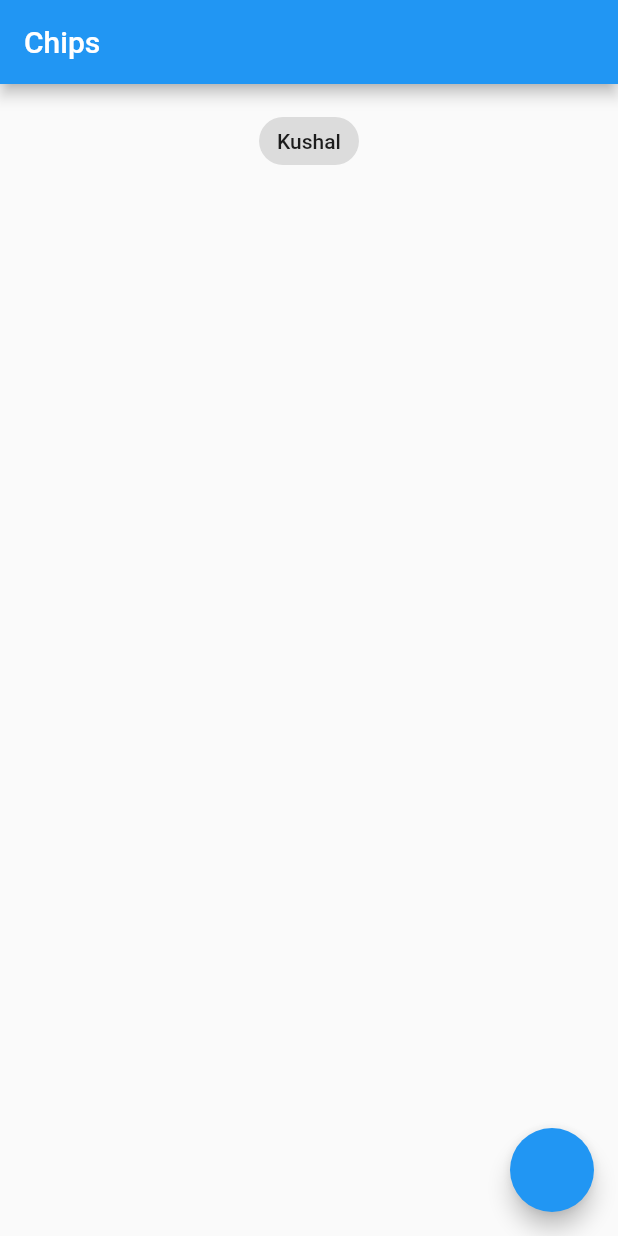
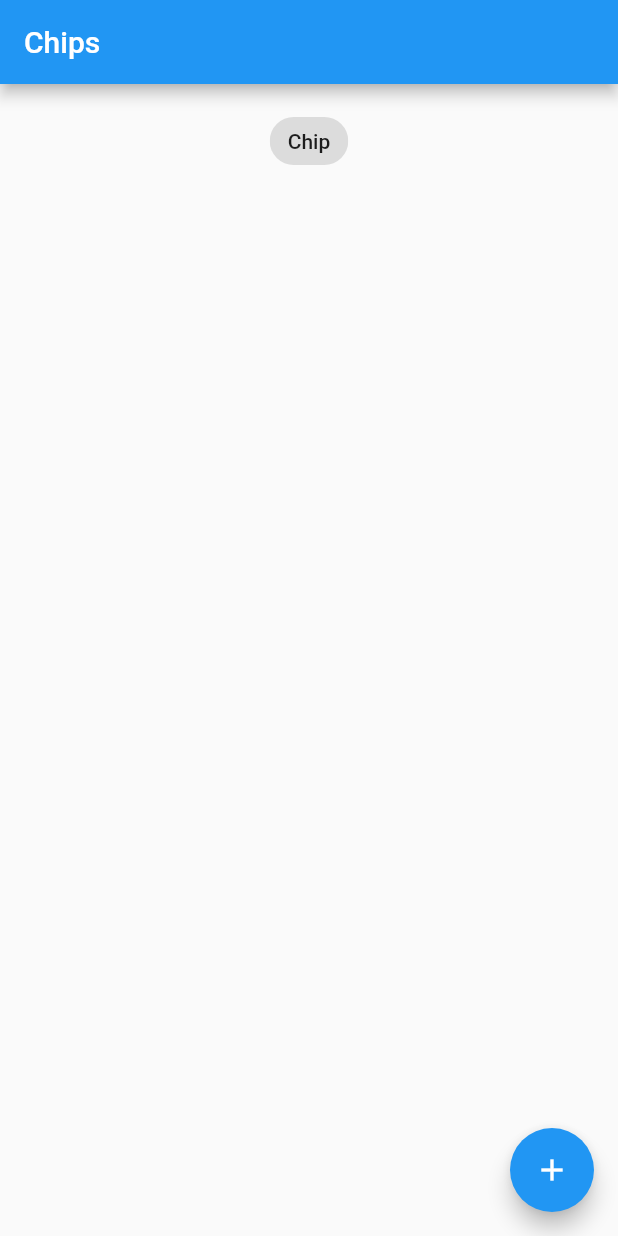
Before and after one commit to kushalgoel786/chips_and_wrap, a Flutter app: the screen it shows after launch, on a phone screen of 412 x 824 dp. Run offline on Flutter 3.47's test engine with Material 2 defaults, Android fonts, the phone set to English and light mode, and no system bars.

Commit message:
Update main.dart

```diff
--- a/lib/main.dart
+++ b/lib/main.dart
@@ -20,7 +20,7 @@ class MyHomePage extends StatefulWidget {
 class _MyHomePageState extends State<MyHomePage> {
   List<Widget> chips = [
     Container(width: double.infinity),
-    Chip(label: Text('Kushal')),
+    Chip(label: Text('Chip')),
   ];
 
   @override
@@ -41,9 +41,10 @@ class _MyHomePageState extends State<MyHomePage> {
       floatingActionButton: FloatingActionButton(
         onPressed: () {
           setState(() {
-            chips.add(Chip(label: Text('Kushala')));
+            chips.add(Chip(label: Text('New Chip')));
           });
         },
+        child: Icon(Icons.add),
       ),
     );
   }
```
